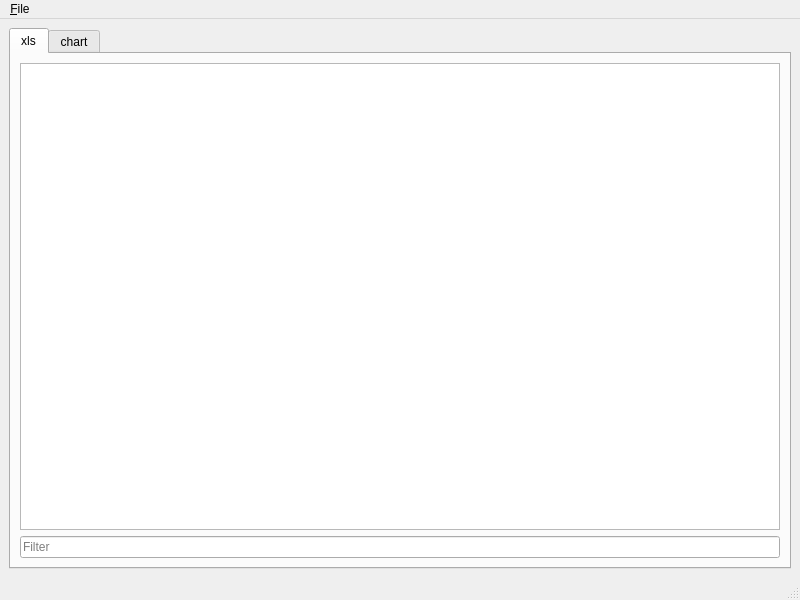
First picture: the form in pdf2xls/resources/mainui.ui, repository ZeeD/pay-viewer, before the edit.
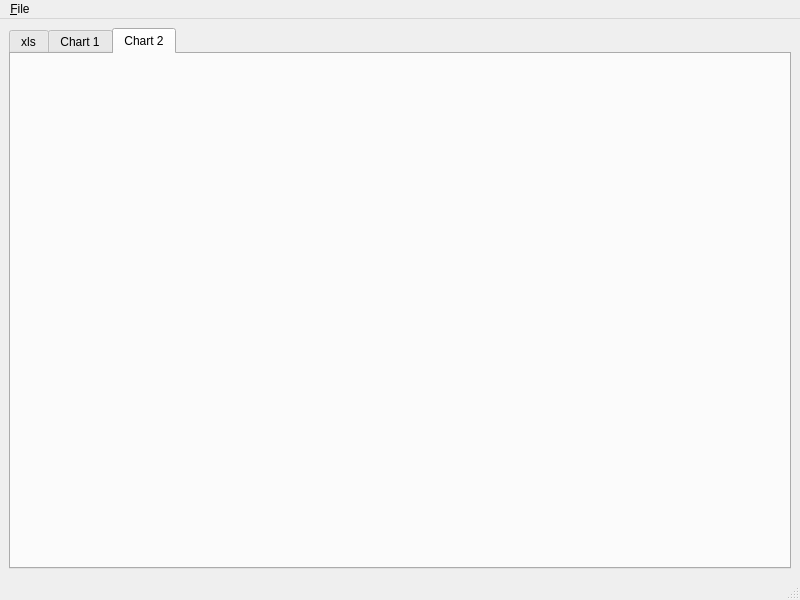
Second picture: the form after the edit. The open tabs and pages were chosen to show the change.

Commit message: add a second "Chart" tab

What changed in the file:
```diff
--- a/pdf2xls/resources/mainui.ui
+++ b/pdf2xls/resources/mainui.ui
@@ -73,10 +73,16 @@
       </widget>
       <widget class="QWidget" name="chart">
        <attribute name="title">
-        <string>chart</string>
+        <string>Chart 1</string>
        </attribute>
        <layout class="QGridLayout" name="gridLayout_3"/>
       </widget>
+      <widget class="QWidget" name="chart2">
+       <attribute name="title">
+        <string>Chart 2</string>
+       </attribute>
+       <layout class="QGridLayout" name="gridLayout_4"/>
+      </widget>
      </widget>
     </item>
    </layout>
```
